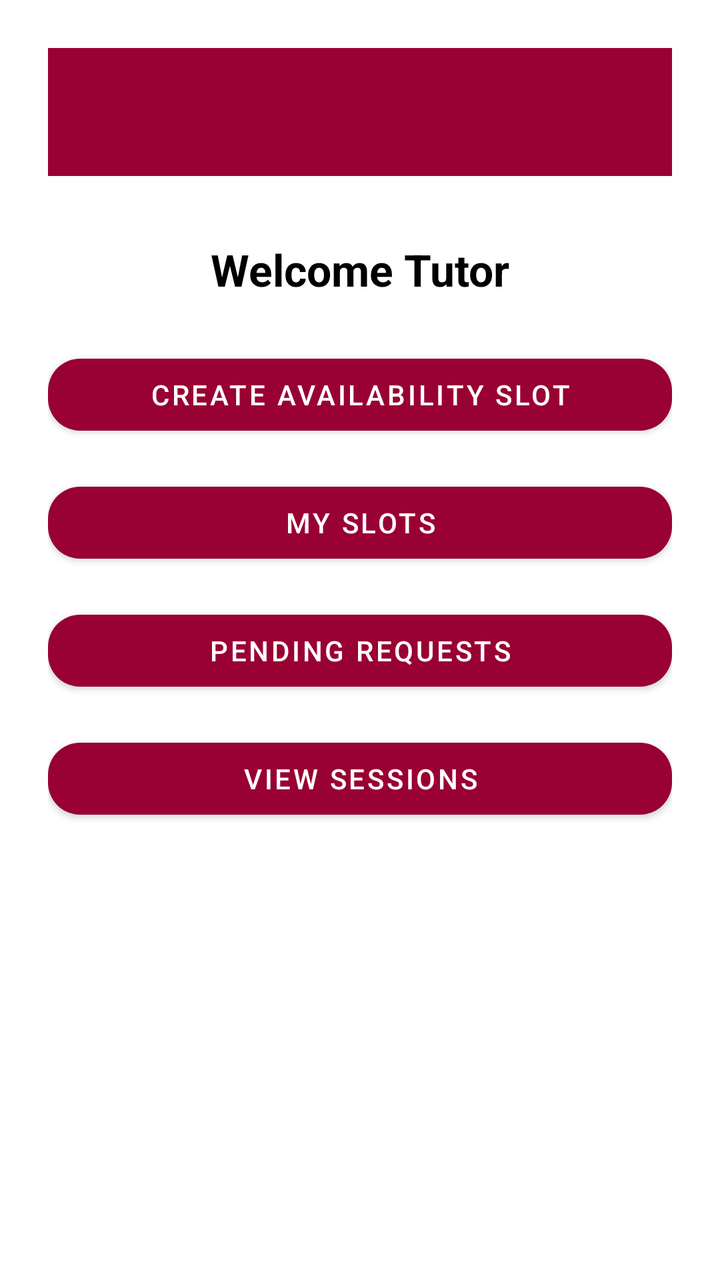
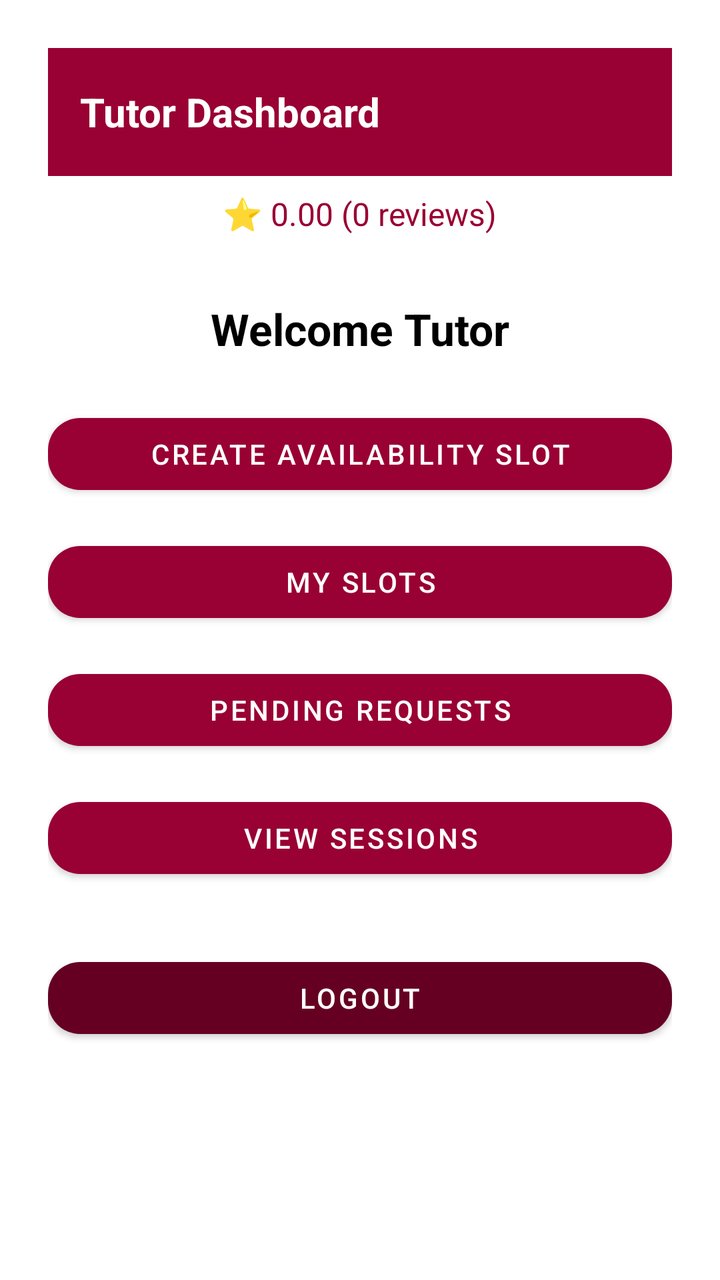

The first picture is an Android layout as it rendered before a commit; the second is the same layout after the commit. The layout source and the unified diff follow.
<!-- AndroidManifest.xml: activity theme Theme.OTAMS -->
<!-- res/layout/activity_tutor_dashboard.xml -->
<?xml version="1.0" encoding="utf-8"?>
<LinearLayout xmlns:android="http://schemas.android.com/apk/res/android"
    xmlns:app="http://schemas.android.com/apk/res-auto"
    xmlns:tools="http://schemas.android.com/tools"
    android:layout_width="match_parent"
    android:layout_height="match_parent"
    android:orientation="vertical"
    android:background="@color/white"
    android:padding="24dp"
    android:gravity="center_horizontal"
    tools:context=".activities.TutorDashboardActivity">

    <androidx.appcompat.widget.Toolbar
        android:id="@+id/toolbar"
        android:layout_width="match_parent"
        android:layout_height="?attr/actionBarSize"
        android:background="#990033"
        android:title="Tutor Dashboard"
        android:titleTextColor="#FFFFFF"
        android:elevation="4dp" />

    <TextView
        android:id="@+id/txtTutorDashboardTitle"
        android:layout_width="wrap_content"
        android:layout_height="wrap_content"
        android:text="Welcome Tutor"
        android:textSize="22sp"
        android:textStyle="bold"
        android:textColor="@color/black"
        android:layout_marginTop="32dp"
        android:layout_marginBottom="24dp" />

    <com.google.android.material.button.MaterialButton
        android:id="@+id/btnCreateSlot"
        style="@style/OttawaButton"
        android:text="Create Availability Slot"
        android:layout_width="match_parent"
        android:layout_height="wrap_content" />

    <com.google.android.material.button.MaterialButton
        android:id="@+id/btnMySlots"
        style="@style/OttawaButton"
        android:text="My Slots"
        android:layout_width="match_parent"
        android:layout_height="wrap_content"
        android:layout_marginTop="16dp" />

    <com.google.android.material.button.MaterialButton
        android:id="@+id/btnPendingRequests"
        style="@style/OttawaButton"
        android:text="Pending Requests"
        android:layout_width="match_parent"
        android:layout_height="wrap_content"
        android:layout_marginTop="16dp" />

    <com.google.android.material.button.MaterialButton
        android:id="@+id/btnSessions"
        style="@style/OttawaButton"
        android:text="View Sessions"
        android:layout_width="match_parent"
        android:layout_height="wrap_content"
        android:layout_marginTop="16dp" />

</LinearLayout>
<!-- resources referenced by this layout -->
<resources>
  <color name="black">#000000</color>
  <color name="white">#FFFFFF</color>
  <style name="OttawaButton" parent="Widget.MaterialComponents.Button">
          <item name="backgroundTint">@color/uottawa_red</item>
          <item name="android:textColor">@color/white</item>
          <item name="cornerRadius">16dp</item>
      </style>
  <style name="Theme.OTAMS" parent="Theme.Material3.DayNight.NoActionBar">
          <item name="colorPrimaryDark">@color/uottawa_dark_red</item>
          <item name="colorAccent">@color/uottawa_light_red</item>
          <item name="android:statusBarColor">@color/uottawa_dark_red</item>
          <item name="android:navigationBarColor">@color/uottawa_red</item>
      </style>
  <color name="uottawa_red">#990033</color>
  <color name="uottawa_dark_red">#660022</color>
  <color name="uottawa_light_red">#CC0044</color>
</resources>

<!-- the commit's change to res/layout/activity_tutor_dashboard.xml (unified diff, before → after) -->
@@ -10,14 +10,42 @@
     android:gravity="center_horizontal"
     tools:context=".activities.TutorDashboardActivity">
 
+    
     <androidx.appcompat.widget.Toolbar
         android:id="@+id/toolbar"
         android:layout_width="match_parent"
         android:layout_height="?attr/actionBarSize"
-        android:background="#990033"
-        android:title="Tutor Dashboard"
-        android:titleTextColor="#FFFFFF"
-        android:elevation="4dp" />
+        android:background="@color/uottawa_red"
+        android:elevation="4dp">
+
+        <LinearLayout
+            android:layout_width="match_parent"
+            android:layout_height="match_parent"
+            android:gravity="center_vertical">
+
+            
+            <TextView
+                android:id="@+id/txtTitle"
+                android:layout_width="0dp"
+                android:layout_height="wrap_content"
+                android:layout_weight="1"
+                android:text="Tutor Dashboard"
+                android:textSize="20sp"
+                android:textStyle="bold"
+                android:textColor="@color/white" />
+
+        </LinearLayout>
+
+    </androidx.appcompat.widget.Toolbar>
+
+    <TextView
+        android:id="@+id/txtRating"
+        android:layout_width="wrap_content"
+        android:layout_height="wrap_content"
+        android:text="⭐ 0.00 (0 reviews)"
+        android:textSize="16sp"
+        android:textColor="@color/uottawa_red"
+        android:layout_marginTop="8dp"/>
 
     <TextView
         android:id="@+id/txtTutorDashboardTitle"
@@ -61,4 +89,12 @@
         android:layout_height="wrap_content"
         android:layout_marginTop="16dp" />
 
+    <com.google.android.material.button.MaterialButton
+        android:id="@+id/btnLogout"
+        style="@style/OttawaButtonDanger"
+        android:text="Logout"
+        android:layout_width="match_parent"
+        android:layout_height="wrap_content"
+        android:layout_marginTop="32dp"/>
+
 </LinearLayout>
<!-- resource entries referenced after the edit -->
@@ -4,6 +4,11 @@
   <color name="white">#FFFFFF</color>
   <style name="OttawaButton" parent="Widget.MaterialComponents.Button">
           <item name="backgroundTint">@color/uottawa_red</item>
+          <item name="android:textColor">@color/white</item>
+          <item name="cornerRadius">16dp</item>
+      </style>
+  <style name="OttawaButtonDanger" parent="Widget.MaterialComponents.Button">
+          <item name="backgroundTint">@color/uottawa_dark_red</item>
           <item name="android:textColor">@color/white</item>
           <item name="cornerRadius">16dp</item>
       </style>
